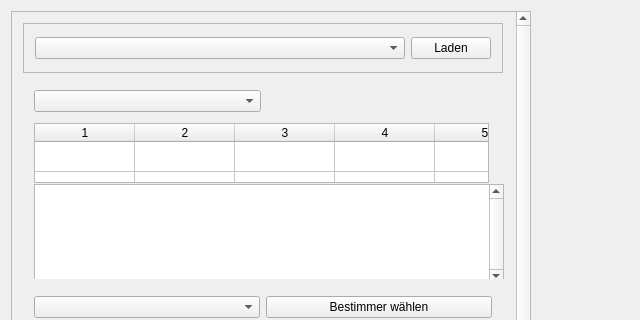
Above: mainwindow.ui from ifaoe/2014-10-Bird-View before the change; both pictures show x 0 to 640 and y 0 to 320 of the 1185 by 899 pixel window. Below: the same form after it.
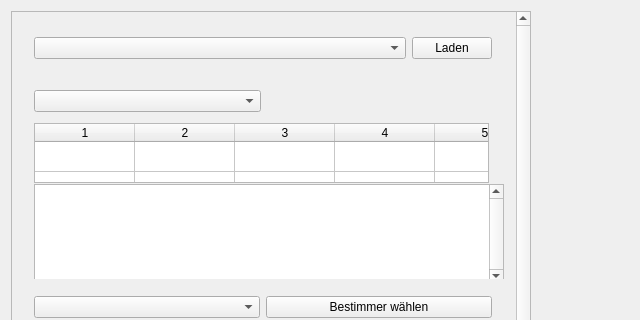
That is the form after the change.

Patch:
```diff
--- a/mainwindow.ui
+++ b/mainwindow.ui
@@ -105,7 +105,7 @@
            </size>
           </property>
           <property name="frameShape">
-           <enum>QFrame::StyledPanel</enum>
+           <enum>QFrame::NoFrame</enum>
           </property>
           <property name="frameShadow">
            <enum>QFrame::Plain</enum>
```
